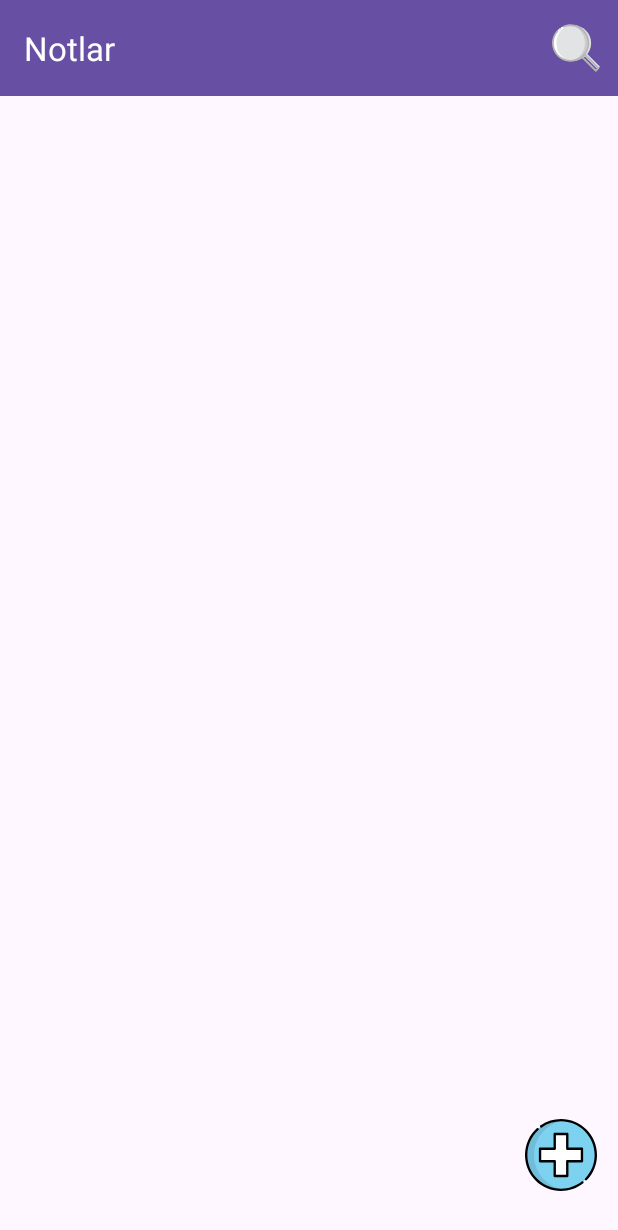
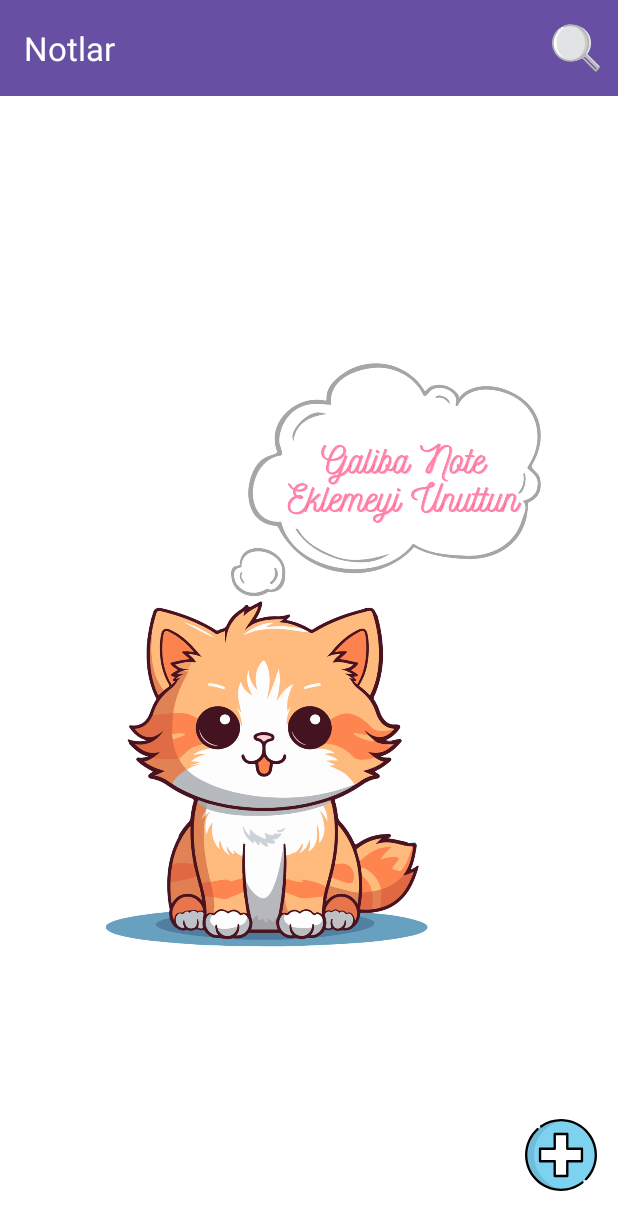
Before and after one commit to oktyGnc/Notmi, an Android app: the screen it shows after launch (MainActivity), on a phone screen of 412 x 824 dp. Shown: the top 1230 px of the screen. Run offline under Robolectric (Android 15) with nearby library versions, the phone set to English and light mode, and no system bars; our stand-ins replace Dagger/Hilt's generated code, Room's generated code.

Commit message:
feat: Display empty note image in NoteListFragment when no notes are available

```diff
--- a/app/src/main/java/com/oktaygenc/notmi/presentation/ui/NoteListFragment.kt
+++ b/app/src/main/java/com/oktaygenc/notmi/presentation/ui/NoteListFragment.kt
@@ -77,6 +77,14 @@ class NoteListFragment : Fragment() {
                 return false
             }
         }, viewLifecycleOwner)
+
+        noteViewModel.notes.observe(viewLifecycleOwner) { notes ->
+            if (notes.isEmpty()) {
+                binding.icEmptyNotes.visibility = View.VISIBLE
+            } else {
+                binding.icEmptyNotes.visibility = View.GONE
+            }
+        }
     }
 
         override fun onDetach() {
@@ -91,7 +99,10 @@ class NoteListFragment : Fragment() {
                     putString("noteTitle", note.title)
                     putString("noteContent", note.content)
                 }
-            findNavController().navigate(R.id.action_noteListFragment_to_noteDetailFragment, bundle)
+                findNavController().navigate(
+                    R.id.action_noteListFragment_to_noteDetailFragment,
+                    bundle
+                )
 
             }
             binding.recyclerView.apply {
--- a/app/src/main/res/layout/fragment_note_list.xml
+++ b/app/src/main/res/layout/fragment_note_list.xml
@@ -3,6 +3,7 @@
     xmlns:tools="http://schemas.android.com/tools"
     android:layout_width="match_parent"
     android:layout_height="match_parent"
+    android:background="@color/white"
     tools:context=".presentation.ui.NoteListFragment">
 
     <androidx.recyclerview.widget.RecyclerView
@@ -10,6 +11,15 @@
         android:layout_width="match_parent"
         android:layout_height="match_parent">
     </androidx.recyclerview.widget.RecyclerView>
+
+    <ImageView
+        android:id="@+id/ic_emptyNotes"
+        android:layout_width="match_parent"
+        android:layout_height="match_parent"
+        android:layout_gravity="center"
+        android:src="@drawable/emptynote"
+        android:visibility="gone">
+    </ImageView>
 
     <ImageView
         android:id="@+id/ic_add"
```
Also changed, not shown: app/src/main/res/drawable/emptynote.png (added). Lines whose indentation alone changed are shown as unchanged.
